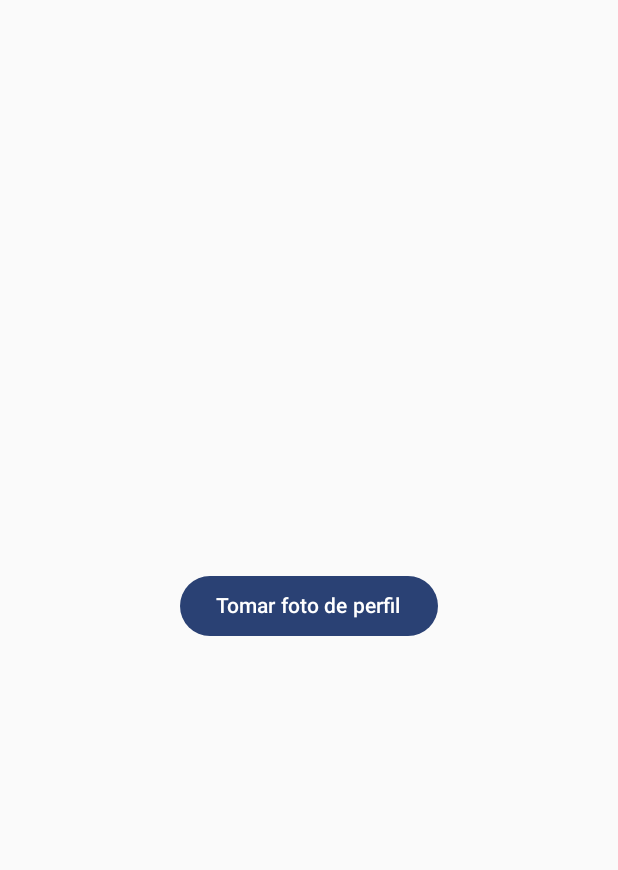
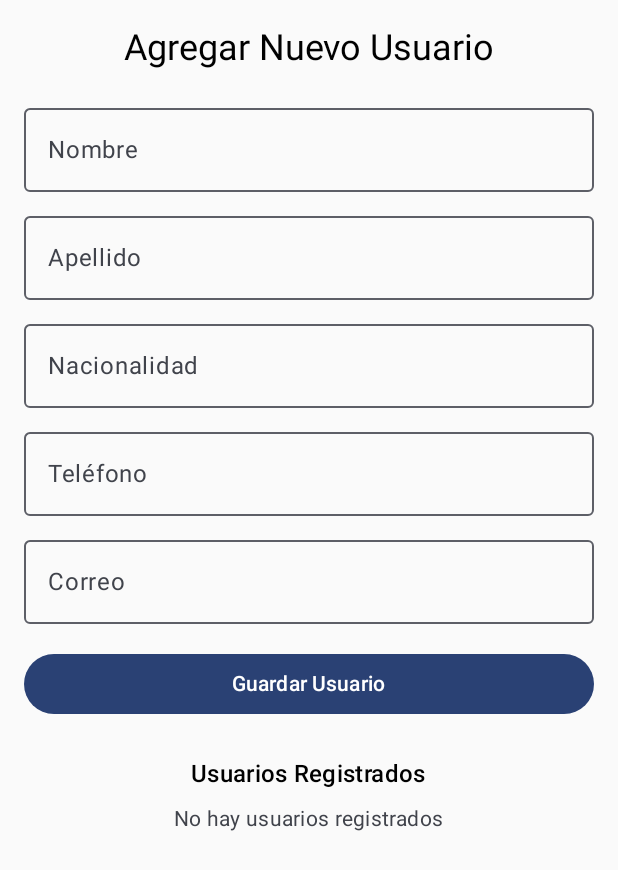
Before and after one commit to Felfarias12/ZapPay, an Android app built with Jetpack Compose: the screen it shows after launch (MainActivity), on a phone screen of 412 x 824 dp. Shown: the top 870 px of the screen. Run offline under Robolectric (Android 15) with nearby library versions, the phone set to English and light mode, and no system bars.

Commit message:
Agregue los formularios, y para que los usuarios se registren, pd: aprete guardar usuario pero nose guardo o no salio, ahi, creo q me falta la base de datos

```diff
--- a/app/src/main/java/com/example/zappay/MainActivity.kt
+++ b/app/src/main/java/com/example/zappay/MainActivity.kt
@@ -11,6 +11,7 @@ import androidx.compose.material3.Text
 import androidx.compose.runtime.Composable
 import androidx.compose.ui.Modifier
 import androidx.compose.ui.tooling.preview.Preview
+import com.example.zappay.ui.AgregarUsuarios
 import com.example.zappay.ui.CamaraFotos
 import com.example.zappay.ui.theme.ZapPayTheme
 
@@ -20,7 +21,7 @@ class MainActivity : ComponentActivity() {
         enableEdgeToEdge()
         setContent {
             ZapPayTheme {
-                CamaraFotos()
+                AgregarUsuarios()
 
             }
         }
--- /dev/null
+++ b/app/src/main/java/com/example/zappay/model/Inicio.kt
@@ -0,0 +1,5 @@
+package com.example.zappay.model
+
+data class Inicio(
+    val value: Int = 0
+)
--- /dev/null
+++ b/app/src/main/java/com/example/zappay/ui/AgregarUsuarios.kt
@@ -0,0 +1,166 @@
+package com.example.zappay.ui
+
+
+
+import androidx.compose.runtime.*
+import androidx.compose.foundation.layout.*
+import androidx.compose.foundation.lazy.LazyColumn
+import androidx.compose.foundation.lazy.items
+import androidx.compose.material3.*
+import androidx.compose.ui.Alignment
+import androidx.compose.ui.Modifier
+import androidx.compose.ui.unit.dp
+import com.example.zappay.repository.UsuarioRepository
+
+@Composable
+fun AgregarUsuarios() {
+    var nombre by remember { mutableStateOf("") }
+    var apellido by remember { mutableStateOf("") }
+    var nacionalidad by remember { mutableStateOf("") }
+    var telefono by remember { mutableStateOf("") }
+    var correo by remember { mutableStateOf("") }
+    val usuarios by remember { mutableStateOf(UsuarioRepository.usuarios) }
+
+    Column(
+        modifier = Modifier
+            .fillMaxSize()
+            .padding(16.dp),
+        verticalArrangement = Arrangement.Top,  // Cambiado a Top para mejor distribución
+        horizontalAlignment = Alignment.CenterHorizontally
+    ) {
+        // Formulario
+        Text(
+            "Agregar Nuevo Usuario",
+            style = MaterialTheme.typography.headlineSmall,
+            modifier = Modifier.padding(bottom = 16.dp)
+        )
+
+        OutlinedTextField(
+            value = nombre,
+            onValueChange = { nombre = it },
+            label = { Text("Nombre") },
+            modifier = Modifier.fillMaxWidth()
+        )
+        Spacer(modifier = Modifier.height(8.dp))
+
+        OutlinedTextField(
+            value = apellido,
+            onValueChange = { apellido = it },
+            label = { Text("Apellido") },
+            modifier = Modifier.fillMaxWidth()
+        )
+        Spacer(modifier = Modifier.height(8.dp))
+
+        OutlinedTextField(
+            value = nacionalidad,
+            onValueChange = { nacionalidad = it },
+            label = { Text("Nacionalidad") },
+            modifier = Modifier.fillMaxWidth()
+        )
+        Spacer(modifier = Modifier.height(8.dp))
+
+        OutlinedTextField(
+            value = telefono,
+            onValueChange = { telefono = it },
+            label = { Text("Teléfono") },
+            modifier = Modifier.fillMaxWidth()
+        )
+        Spacer(modifier = Modifier.height(8.dp))
+
+        OutlinedTextField(
+            value = correo,
+            onValueChange = { correo = it },
+            label = { Text("Correo") },
+            modifier = Modifier.fillMaxWidth()
+        )
+
+        Button(
+            onClick = {
+                if (nombre.isNotBlank() && apellido.isNotBlank() && correo.isNotBlank()) {
+                    UsuarioRepository.crearNuevoUsuario(
+                        nombre = nombre,
+                        apellido = apellido,
+                        nacionalidad = nacionalidad,
+                        telefono = telefono,
+                        correo = correo
+                        // saldo y faceId
+                    )
+
+                    nombre = ""
+                    apellido = ""
+                    nacionalidad = ""
+                    telefono = ""
+                    correo = ""
+                }
+            },
+            modifier = Modifier
+                .padding(top = 16.dp)
+                .fillMaxWidth()
+        ) {
+            Text("Guardar Usuario")
+        }
+
+        Spacer(modifier = Modifier.height(24.dp))
+
+        // Lista de usuarios
+        Text(
+            "Usuarios Registrados",
+            style = MaterialTheme.typography.titleMedium,
+            modifier = Modifier.padding(bottom = 8.dp)
+        )
+
+        if (usuarios.isEmpty()) {
+            Text(
+                "No hay usuarios registrados",
+                style = MaterialTheme.typography.bodyMedium,
+                color = MaterialTheme.colorScheme.onSurfaceVariant
+            )
+        } else {
+            LazyColumn(
+                modifier = Modifier.fillMaxWidth()
+            ) {
+                // Header de la tabla
+                item {
+                    Row(
+                        modifier = Modifier
+                            .fillMaxWidth()
+                            .padding(vertical = 8.dp),
+                        horizontalArrangement = Arrangement.SpaceBetween
+                    ) {
+                        Text("Nombre", style = MaterialTheme.typography.labelLarge, modifier = Modifier.weight(1f))
+                        Text("Apellido", style = MaterialTheme.typography.labelLarge, modifier = Modifier.weight(1f))
+                        Text("Correo", style = MaterialTheme.typography.labelLarge, modifier = Modifier.weight(1.5f))
+                    }
+                    Divider(thickness = 1.dp)
+                }
+
+                // Items de usuarios
+                items(usuarios) { usuario ->
+                    Row(
+                        modifier = Modifier
+                            .fillMaxWidth()
+                            .padding(vertical = 8.dp),
+                        horizontalArrangement = Arrangement.SpaceBetween
+                    ) {
+                        Text(
+                            usuario.nombre,
+                            modifier = Modifier.weight(1f),
+                            style = MaterialTheme.typography.bodyMedium
+                        )
+                        Text(
+                            usuario.apellido,
+                            modifier = Modifier.weight(1f),
+                            style = MaterialTheme.typography.bodyMedium
+                        )
+                        Text(
+                            usuario.correo,
+                            modifier = Modifier.weight(1.5f),
+                            style = MaterialTheme.typography.bodyMedium
+                        )
+                    }
+                    Divider(thickness = 0.5.dp)
+                }
+            }
+        }
+    }
+}
```
Also changed, not shown: app/src/main/java/com/example/zappay/model/FormularioModel.kt (added, +12 -0 lines), app/src/main/java/com/example/zappay/model/MensajeError.kt (added, +13 -0 lines), app/src/main/java/com/example/zappay/repository/FormularioRepository.kt (added, +35 -0 lines), app/src/main/java/com/example/zappay/repository/InicioRepository.kt (added, +9 -0 lines), app/src/main/java/com/example/zappay/viewmodel/FormularioViewModel.kt (added, +70 -0 lines), app/src/main/java/com/example/zappay/viewmodel/InicioViewModel.kt (added, +11 -0 lines), app/src/main/java/com/example/zappay/viewmodel/UsuarioFormViewModel.kt (added, +70 -0 lines).
